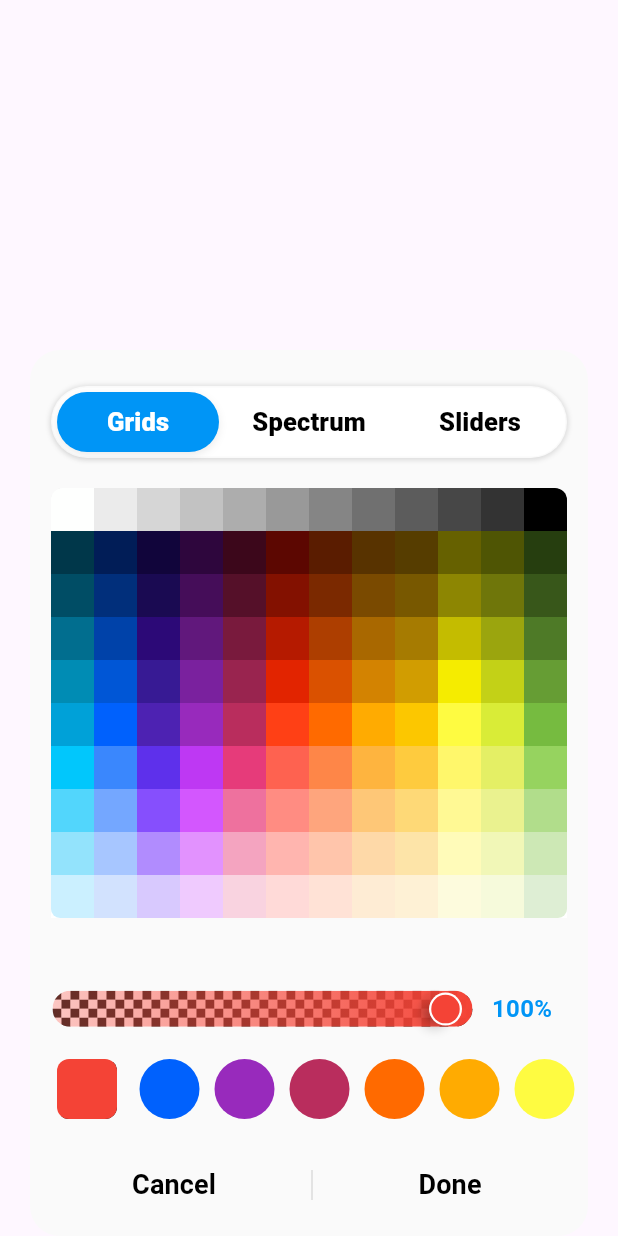
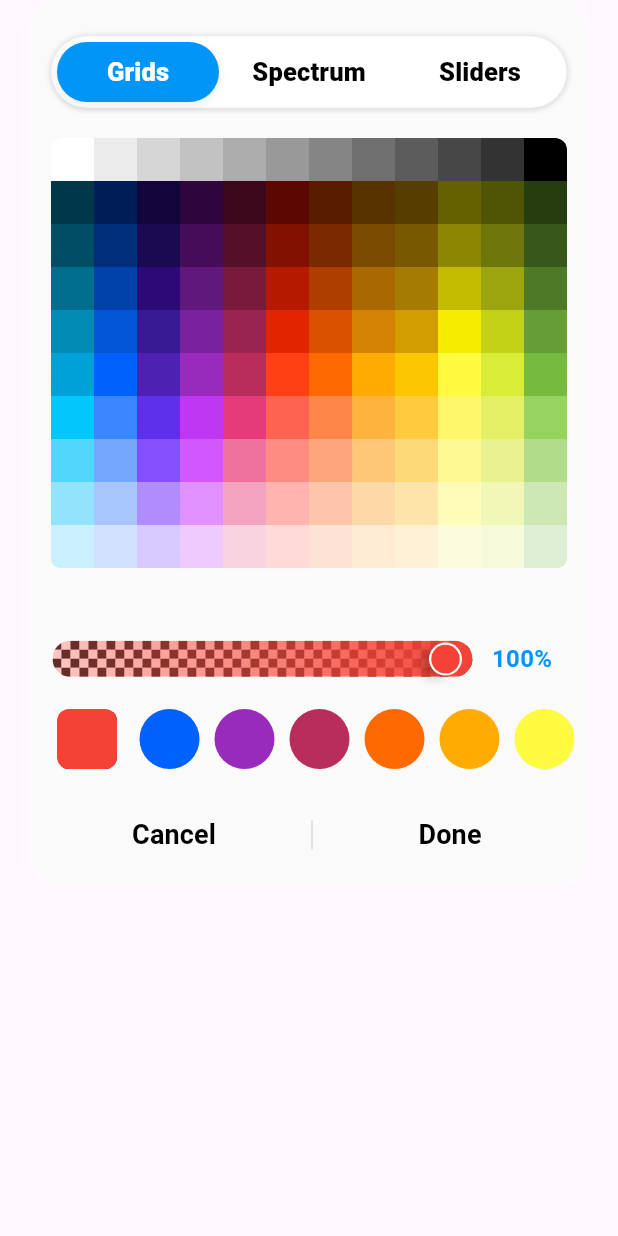
Before and after one commit to yunisrajabi/ios_color_picker, a Flutter app: the IosColorPicker widget shown alone on an empty page, opened directly with empty values, on a phone screen of 412 x 824 dp. Run offline on Flutter 3.47's test engine with Material 3 defaults, Android fonts, the phone set to English and light mode, and no system bars; our stand-ins replace plugin_platform_interface, shared_preferences, toastification; missing offline and left inert: super_tooltip; accounts and stored records are empty; Roboto replaces fonts that are missing (Anaheim).

Commit message:
remove column and inkwell

```diff
--- a/lib/custom_picker/ios_color_picker.dart
+++ b/lib/custom_picker/ios_color_picker.dart
@@ -33,18 +33,19 @@ class _IosColorPickerState extends State<IosColorPicker> {
 
   @override
   Widget build(BuildContext context) {
-    return Column(
-      children: [
-        Expanded(
-          child: InkWell(
-            splashColor: Colors.transparent,
-            focusColor: Colors.transparent,
-            onTap: () => Navigator.pop(context),
-            child: SizedBox(
-              width: maxWidth(context),
-            ),
-          ),
-        ),
+    return
+        //  Column(
+        //   children: [
+        //     Expanded(
+        //       child: InkWell(
+        //         splashColor: Colors.transparent,
+        //         focusColor: Colors.transparent,
+        //         onTap: () => Navigator.pop(context),
+        //         child: SizedBox(
+        //           width: maxWidth(context),
+        //         ),
+        //       ),
+        //     ),
         Container(
       margin: EdgeInsets.fromLTRB(
         20.0,
@@ -136,8 +137,8 @@ class _IosColorPickerState extends State<IosColorPicker> {
                           fontFamily: 'Anaheim',
                           fontSize: 16,
                           fontWeight: FontWeight.w600,
-                              color: Theme.of(context).brightness ==
-                                      Brightness.light
+                          color:
+                              Theme.of(context).brightness == Brightness.light
                                   ? Color(0xFF0095F6)
                                   : Color(0xFF61B5FA),
                         ),
@@ -247,8 +248,8 @@ class _IosColorPickerState extends State<IosColorPicker> {
                           fontFamily: 'Anaheim',
                           fontSize: 18,
                           fontWeight: FontWeight.w600,
-                              color: Theme.of(context).brightness ==
-                                      Brightness.light
+                          color:
+                              Theme.of(context).brightness == Brightness.light
                                   ? Colors.black
                                   : Colors.white,
                         ),
@@ -261,8 +262,7 @@ class _IosColorPickerState extends State<IosColorPicker> {
                   SizedBox(
                     height: 20.0,
                     child: VerticalDivider(
-                          color:
-                              Theme.of(context).brightness == Brightness.light
+                      color: Theme.of(context).brightness == Brightness.light
                           ? Colors.black12
                           : Colors.white10,
                       thickness: 1.0,
@@ -290,8 +290,8 @@ class _IosColorPickerState extends State<IosColorPicker> {
                           fontFamily: 'Anaheim',
                           fontSize: 18,
                           fontWeight: FontWeight.w600,
-                              color: Theme.of(context).brightness ==
-                                      Brightness.light
+                          color:
+                              Theme.of(context).brightness == Brightness.light
                                   ? Colors.black
                                   : Colors.white,
                         ),
@@ -308,8 +308,8 @@ class _IosColorPickerState extends State<IosColorPicker> {
           ],
         ),
       ),
-        ),
-      ],
+      //  ),
+      // ],
     );
   }
 }
```
Lines whose indentation alone changed are shown as unchanged.
